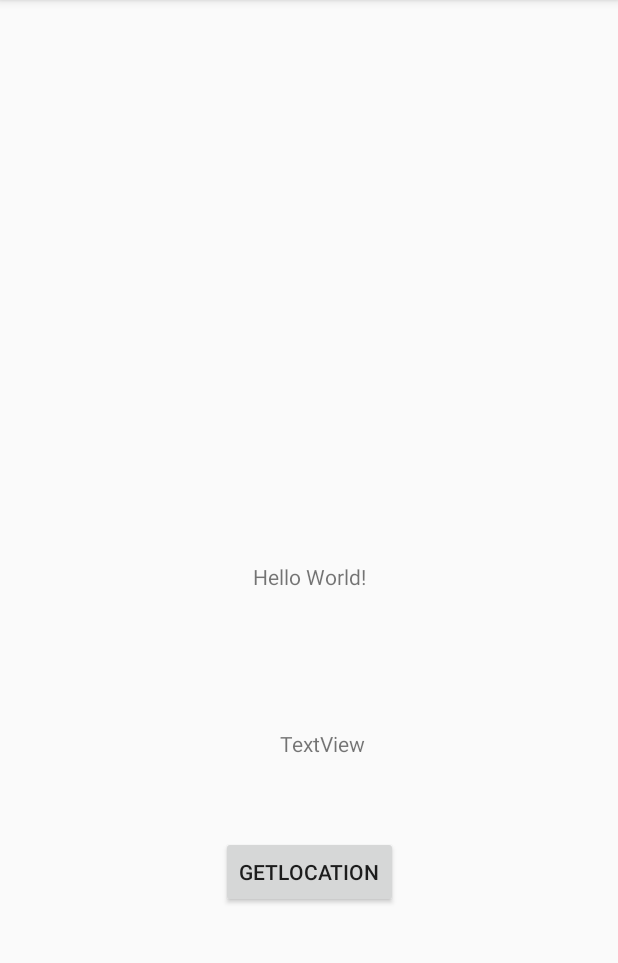
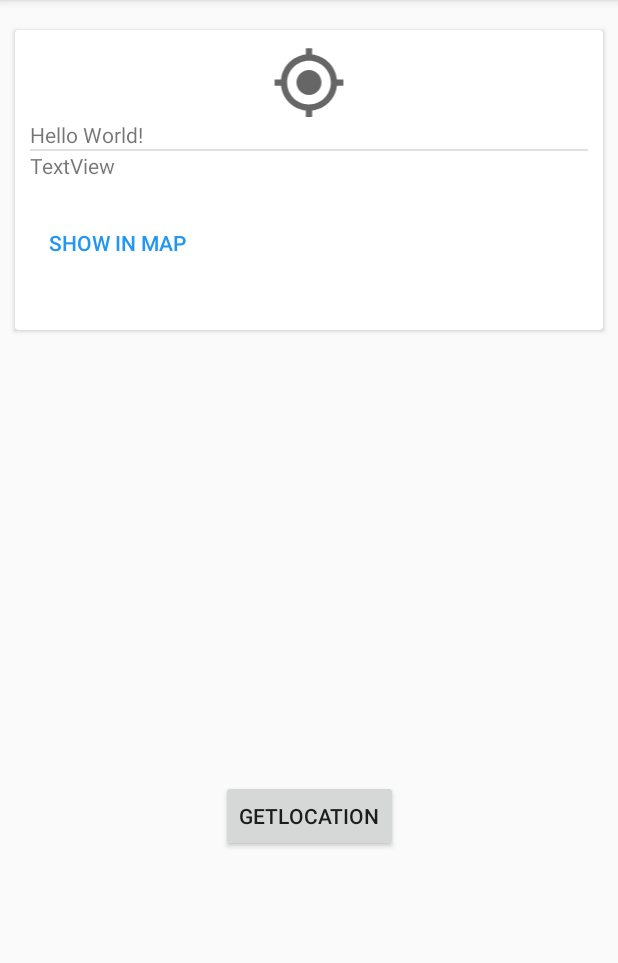
Before and after one commit to emobilis-code-class/location_ware_app, an Android app: the screen it shows after launch (MainActivity), on a phone screen of 412 x 824 dp, the part 84-1047 px from its top. Run offline under Robolectric (Android 15) with nearby library versions, the phone set to English and light mode, and no system bars.

```diff
--- a/app/build.gradle
+++ b/app/build.gradle
@@ -26,9 +26,14 @@ dependencies {
     implementation fileTree(dir: "libs", include: ["*.jar"])
     implementation 'androidx.appcompat:appcompat:1.2.0'
     implementation 'androidx.constraintlayout:constraintlayout:2.0.4'
+    implementation 'androidx.cardview:cardview:1.0.0'
+    //maps
+    implementation 'com.google.android.gms:play-services-maps:17.0.0'
+
     testImplementation 'junit:junit:4.12'
     androidTestImplementation 'androidx.test.ext:junit:1.1.2'
     androidTestImplementation 'androidx.test.espresso:espresso-core:3.3.0'
+    //location
     implementation 'com.google.android.gms:play-services-location:17.1.0'
 
 }
--- a/app/src/main/java/com/eac/locationwareapp/MainActivity.java
+++ b/app/src/main/java/com/eac/locationwareapp/MainActivity.java
@@ -7,6 +7,7 @@ import androidx.core.content.ContextCompat;
 import android.Manifest;
 import android.annotation.SuppressLint;
 import android.content.Context;
+import android.content.Intent;
 import android.content.pm.PackageManager;
 import android.location.Address;
 import android.location.Geocoder;
@@ -31,6 +32,7 @@ public class MainActivity extends AppCompatActivity {
     Context context;
     private FusedLocationProviderClient fusedLocationClient;
     TextView txtLocation,txtAddress;
+    private String latitude ,longitude ,address;
     @Override
     protected void onCreate(Bundle savedInstanceState) {
         super.onCreate(savedInstanceState);
@@ -48,6 +50,21 @@ public class MainActivity extends AppCompatActivity {
             @Override
             public void onClick(View view) {
                 checkLocationPermission();
+            }
+        });
+
+        Button btnShowMap = findViewById(R.id.btnShowMap);
+        btnShowMap.setOnClickListener(new View.OnClickListener() {
+            @Override
+            public void onClick(View view) {
+                //open maps activity
+                //intent
+                //pass the following - lat longitude
+                Intent intent = new Intent(context,MapsActivity.class);
+                intent.putExtra("lat",latitude);
+                intent.putExtra("longt",longitude);
+                intent.putExtra("address",address);
+                startActivity(intent);
             }
         });
     }
@@ -128,7 +145,9 @@ public class MainActivity extends AppCompatActivity {
                 String admin = addressList.get(0).getAdminArea();
                 String landmark = addressList.get(0).getFeatureName();
                 txtAddress.setText("CountryName: "+countryName+"\nCity "+admin+"\nFeatureName "+landmark);
-
+                address = admin+""+landmark;
+                latitude = ""+lat;
+                longitude = ""+longt;
             }
         } catch (IOException e) {
             e.printStackTrace();
--- /dev/null
+++ b/app/src/main/res/drawable/ic_my_location.xml
@@ -0,0 +1,5 @@
+<vector android:height="48dp" android:tint="?attr/colorControlNormal"
+    android:viewportHeight="24" android:viewportWidth="24"
+    android:width="48dp" xmlns:android="http://schemas.android.com/apk/res/android">
+    <path android:fillColor="@android:color/white" android:pathData="M12,8c-2.21,0 -4,1.79 -4,4s1.79,4 4,4 4,-1.79 4,-4 -1.79,-4 -4,-4zM20.94,11c-0.46,-4.17 -3.77,-7.48 -7.94,-7.94L13,1h-2v2.06C6.83,3.52 3.52,6.83 3.06,11L1,11v2h2.06c0.46,4.17 3.77,7.48 7.94,7.94L11,23h2v-2.06c4.17,-0.46 7.48,-3.77 7.94,-7.94L23,13v-2h-2.06zM12,19c-3.87,0 -7,-3.13 -7,-7s3.13,-7 7,-7 7,3.13 7,7 -3.13,7 -7,7z"/>
+</vector>
--- a/app/src/main/res/layout/activity_main.xml
+++ b/app/src/main/res/layout/activity_main.xml
@@ -6,35 +6,76 @@
     android:layout_height="match_parent"
     tools:context=".MainActivity">
 
-    <TextView
-        android:id="@+id/txtLocation"
-        android:layout_width="wrap_content"
-        android:layout_height="wrap_content"
-        android:text="Hello World!"
-        app:layout_constraintBottom_toBottomOf="parent"
-        app:layout_constraintLeft_toLeftOf="parent"
-        app:layout_constraintRight_toRightOf="parent"
-        app:layout_constraintTop_toTopOf="parent" />
-
     <Button
         android:id="@+id/btnGetLocation"
         android:layout_width="wrap_content"
         android:layout_height="wrap_content"
+        android:layout_marginBottom="200dp"
         android:text="GetLocation"
         app:layout_constraintBottom_toBottomOf="parent"
         app:layout_constraintEnd_toEndOf="parent"
-        app:layout_constraintStart_toStartOf="parent"
-        app:layout_constraintTop_toBottomOf="@+id/txtLocation" />
+        app:layout_constraintStart_toStartOf="parent" />
 
-    <TextView
-        android:id="@+id/txtAddress"
-        android:layout_width="wrap_content"
-        android:layout_height="wrap_content"
-        android:layout_marginBottom="52dp"
-        android:text="TextView"
+    <androidx.cardview.widget.CardView
+        android:layout_width="0dp"
+        android:layout_height="200dp"
+        android:layout_margin="10dp"
+        android:layout_marginStart="1dp"
+        android:layout_marginLeft="1dp"
+        android:layout_marginEnd="1dp"
+        android:layout_marginRight="1dp"
         app:layout_constraintBottom_toTopOf="@+id/btnGetLocation"
         app:layout_constraintEnd_toEndOf="parent"
-        app:layout_constraintHorizontal_bias="0.526"
-        app:layout_constraintStart_toStartOf="parent" />
+        app:layout_constraintHorizontal_bias="0.882"
+        app:layout_constraintStart_toStartOf="parent"
+        app:layout_constraintTop_toTopOf="parent"
+        app:layout_constraintVertical_bias="0.033">
+
+        <LinearLayout
+            android:layout_width="match_parent"
+            android:layout_height="match_parent"
+            android:orientation="vertical"
+            android:visibility="visible"
+            android:padding="10dp"
+            tools:layout_editor_absoluteX="10dp"
+            tools:layout_editor_absoluteY="52dp">
+
+            <ImageView
+                android:id="@+id/imageView"
+                android:layout_width="match_parent"
+                android:layout_height="50dp"
+                android:backgroundTint="@color/colorAccent"
+                app:srcCompat="@drawable/ic_my_location" />
+
+            <TextView
+                android:id="@+id/txtLocation"
+                android:layout_width="wrap_content"
+                android:layout_height="wrap_content"
+                android:text="Hello World!" />
+
+            <View
+                android:id="@+id/divider"
+                android:layout_width="match_parent"
+                android:layout_height="1dp"
+                android:background="?android:attr/listDivider" />
+
+            <TextView
+                android:id="@+id/txtAddress"
+                android:layout_width="wrap_content"
+                android:layout_height="wrap_content"
+                android:layout_marginBottom="18dp"
+                android:text="TextView" />
+
+            <Button
+                android:id="@+id/btnShowMap"
+                style="@style/Widget.AppCompat.Button.Borderless"
+                android:layout_width="wrap_content"
+                android:layout_height="wrap_content"
+                android:text="Show in Map"
+                android:textColor="#2196F3" />
+        </LinearLayout>
+
+    </androidx.cardview.widget.CardView>
+
 
 </androidx.constraintlayout.widget.ConstraintLayout>
--- a/app/src/main/res/values/strings.xml
+++ b/app/src/main/res/values/strings.xml
@@ -1,3 +1,5 @@
 <resources>
     <string name="app_name">LocationWareApp</string>
+
+    <string name="google_map_api_key">AIzaSyDyhZIOzN73ecEnsr0WEtfg7YJAxkltUNM</string>
 </resources>
```
Also changed, not shown: app/src/main/AndroidManifest.xml (+6 -2 lines), app/src/main/java/com/eac/locationwareapp/MapsActivity.java (added, +69 -0 lines), app/src/main/res/layout/activity_maps.xml (added, +16 -0 lines).
